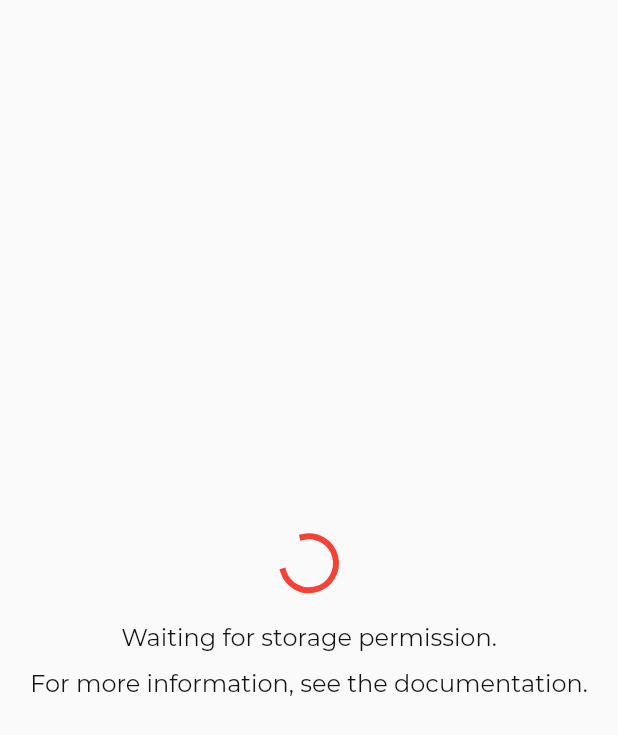
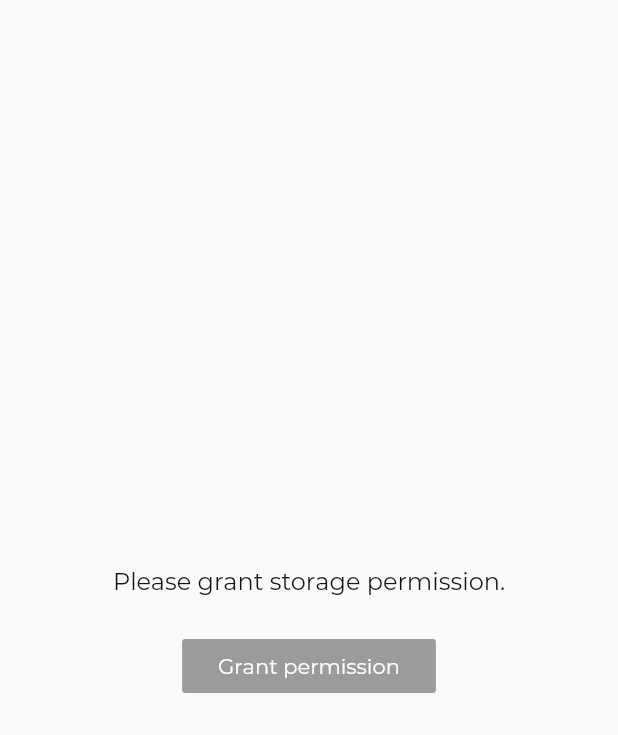
Before and after one commit to davidpkj/cakeplay_app, a Flutter app: the NoPermission screen opened directly, on a phone screen of 412 x 824 dp. Shown: the top 735 px of the screen. Run offline on Flutter 3.47's test engine with Material 2 defaults, Android fonts, the phone set to English and light mode, and no system bars; our stand-ins replace audio_service, just_audio, permission_handler; project files that could hold a hidden picture were left out.

Commit message:
Permission grantable in app

```diff
--- a/lib/main.dart
+++ b/lib/main.dart
@@ -14,13 +14,17 @@ void main() {
   runApp(AppRoot());
 }
 
-class AppRoot extends StatelessWidget {
+class AppRoot extends StatefulWidget {
+  @override
+  _AppRootState createState() => _AppRootState();
+}
+
+class _AppRootState extends State<AppRoot> {
   @override
   Widget build(BuildContext context) {
     SystemChrome.setSystemUIOverlayStyle(SystemUiOverlayStyle(
       systemNavigationBarIconBrightness: Brightness.light,
       systemNavigationBarColor: Colors.transparent,
-      statusBarIconBrightness: Brightness.dark,
       statusBarColor: Colors.transparent,
     ));
 
@@ -30,6 +34,7 @@ class AppRoot extends StatelessWidget {
         primarySwatch: cSwatchColor,
         scaffoldBackgroundColor: cSecondaryColor,
         appBarTheme: AppBarTheme(
+          brightness: Brightness.light,
           actionsIconTheme: IconThemeData(color: cSecondaryColor),
           iconTheme: IconThemeData(color: cPrimaryColor),
           color: cSecondaryColor,
@@ -50,15 +55,19 @@ class AppRoot extends StatelessWidget {
               if (snapshot.data) return FolderView();
             }
 
-            return NoPermission();
+            return NoPermission(requestAgainCallback: _requestAgain);
           },
         ),
       ),
     );
   }
 
+  _requestAgain() {
+    setState(() {});
+  }
+
   Future<bool> _checkPermission() async {
-    if (!await Permission.storage.isGranted) {
+    if (!await Permission.storage.request().isGranted) {
       return false;
     }
 
--- a/lib/widgets/no_permission.dart
+++ b/lib/widgets/no_permission.dart
@@ -2,6 +2,10 @@ import 'package:cakeplay/constants.dart';
 import 'package:flutter/material.dart';
 
 class NoPermission extends StatelessWidget {
+  NoPermission({this.requestAgainCallback});
+
+  final Function requestAgainCallback;
+
   @override
   Widget build(BuildContext context) {
     return Scaffold(
@@ -11,21 +15,27 @@ class NoPermission extends StatelessWidget {
           mainAxisAlignment: MainAxisAlignment.center,
           crossAxisAlignment: CrossAxisAlignment.center,
           children: [
-            CircularProgressIndicator(),
             Padding(
-              padding: const EdgeInsets.only(top: 22.0),
+              padding: const EdgeInsets.all(22.0),
               child: Text(
-                "Waiting for storage permission.",
+                "Please grant storage permission.",
                 style: cTextStyle,
               ),
             ),
-            Padding(
-              padding: const EdgeInsets.only(top: 11.0),
-              child: Text(
-                "For more information, see the documentation.",
-                style: cTextStyle,
+            RaisedButton(
+              color: cPrimaryColor,
+              child: Padding(
+                padding: const EdgeInsets.all(8.0),
+                child: Text(
+                  "Grant permission",
+                  style: TextStyle(
+                    color: Colors.white,
+                    fontFamily: "Montserrat",
+                  ),
+                ),
               ),
-            ),
+              onPressed: requestAgainCallback,
+            )
           ],
         ),
       ),
```
